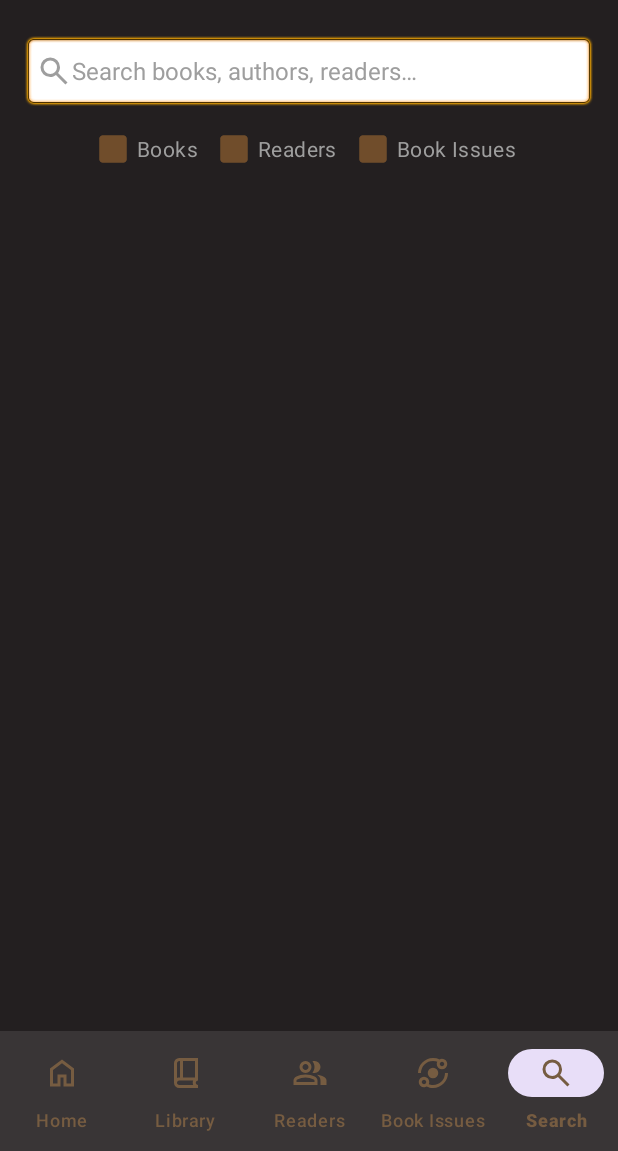
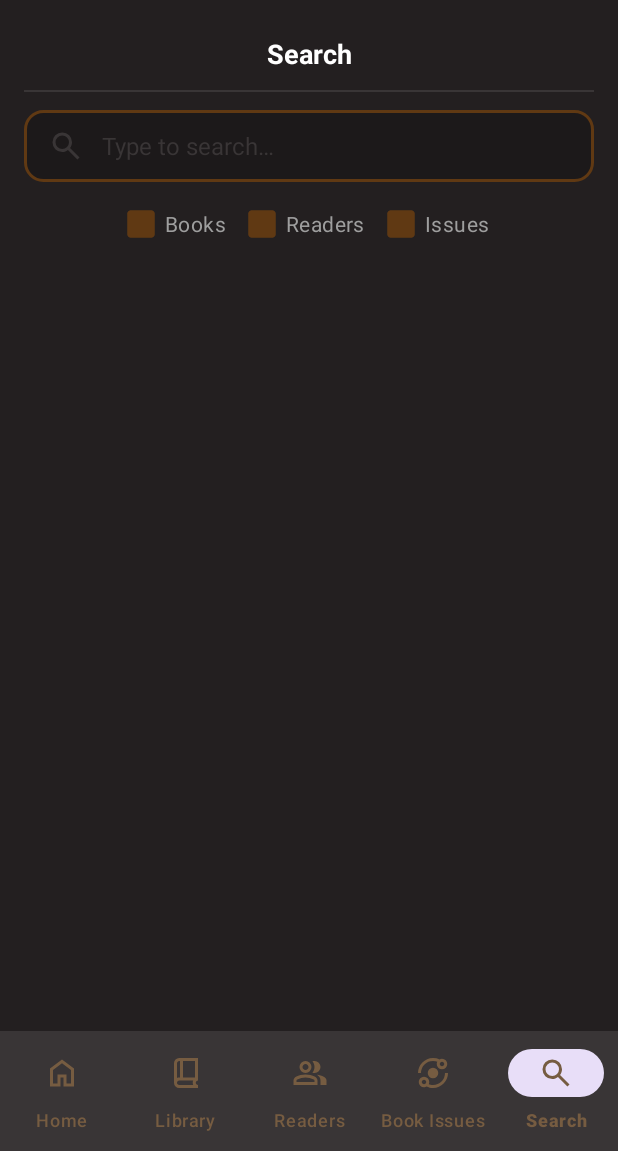
Before and after one commit to rashaadmirza/ICK-Utah-Library-Hub, an Android app: the screen it shows after launch (MainActivity), in the side drawer, after a tap on "Search", on a phone screen of 412 x 824 dp, the part 85-1236 px from its top. Run offline under Robolectric (Android 15) with nearby library versions, the phone set to English and light mode, and no system bars; our stand-ins replace Room's generated code.

Commit message:
Improved book return UX and updated styling

```diff
--- a/app/src/main/java/edu/northeastern/ickutah/ui/ReadersFragment.java
+++ b/app/src/main/java/edu/northeastern/ickutah/ui/ReadersFragment.java
@@ -18,6 +18,7 @@ import androidx.recyclerview.widget.RecyclerView;
 
 import java.util.List;
 import java.util.ArrayList;
+import java.util.Objects;
 
 import edu.northeastern.ickutah.R;
 import edu.northeastern.ickutah.database.LibraryDatabase;
@@ -30,6 +31,7 @@ public class ReadersFragment extends Fragment {
     private RecyclerView recyclerView;
     private ReadersAdapter readersAdapter;
     private List<Reader> readerList;
+    private int scrollPosition = 0;
 
     @Nullable
     @Override
@@ -59,6 +61,18 @@ public class ReadersFragment extends Fragment {
         return view;
     }
 
+    @Override
+    public void onViewCreated(@NonNull View view, @Nullable Bundle savedInstanceState) {
+        super.onViewCreated(view, savedInstanceState);
+
+        // Restore scroll position after data is loaded
+        recyclerView.post(() -> {
+            if (scrollPosition != RecyclerView.NO_POSITION) {
+                recyclerView.scrollToPosition(scrollPosition);
+            }
+        });
+    }
+
     private void loadReaders() {
         new Thread(() -> {
             LibraryDatabase db = LibraryDatabase.getInstance(requireContext());
@@ -76,6 +90,9 @@ public class ReadersFragment extends Fragment {
     }
 
     private void onReaderClicked(Reader reader) {
+        // Save scroll position before navigating to ReaderDetailsFragment
+        recyclerView.post(() -> scrollPosition = ((LinearLayoutManager) Objects.requireNonNull(recyclerView.getLayoutManager())).findFirstVisibleItemPosition());
+
         Fragment readerDetailsFragment = ReaderDetailsFragment.newInstance(reader);
         requireActivity().getSupportFragmentManager().beginTransaction()
                 .replace(R.id.fragment_container, readerDetailsFragment)
--- a/app/src/main/java/edu/northeastern/ickutah/ui/SearchFragment.java
+++ b/app/src/main/java/edu/northeastern/ickutah/ui/SearchFragment.java
@@ -81,6 +81,8 @@ public class SearchFragment extends Fragment {
 
             if (!query.isEmpty()) {
                 requireActivity().runOnUiThread(() -> searchAdapter.updateResults(filteredBooks, filteredReaders, filteredIssues));
+            } else {
+                requireActivity().runOnUiThread(() -> searchAdapter.updateResults(new ArrayList<>(), new ArrayList<>(), new ArrayList<>()));
             }
         }).start();
     }
--- a/app/src/main/java/edu/northeastern/ickutah/ui/adapters/BookIssuesAdapter.java
+++ b/app/src/main/java/edu/northeastern/ickutah/ui/adapters/BookIssuesAdapter.java
@@ -88,7 +88,7 @@ public class BookIssuesAdapter extends RecyclerView.Adapter<BookIssuesAdapter.Vi
 //            issueId = itemView.findViewById(R.id.issue_id);
             bookId = itemView.findViewById(R.id.book_id);
             readerId = itemView.findViewById(R.id.reader_id);
-            dueDate = itemView.findViewById(R.id.issue_due_date);
+            dueDate = itemView.findViewById(R.id.due_date);
             status = itemView.findViewById(R.id.issue_status);
         }
     }
--- a/app/src/main/java/edu/northeastern/ickutah/ui/adapters/SearchAdapter.java
+++ b/app/src/main/java/edu/northeastern/ickutah/ui/adapters/SearchAdapter.java
@@ -7,6 +7,7 @@ import android.view.ViewGroup;
 import android.widget.TextView;
 
 import androidx.annotation.NonNull;
+import androidx.core.content.ContextCompat;
 import androidx.recyclerview.widget.RecyclerView;
 
 import java.util.List;
@@ -21,27 +22,27 @@ public class SearchAdapter extends RecyclerView.Adapter<RecyclerView.ViewHolder>
     private static final int VIEW_TYPE_READER = 1;
     private static final int VIEW_TYPE_BOOK_ISSUE = 2;
 
-    private List<Book> books;
-    private List<Reader> readers;
-    private List<BookIssue> bookIssues;
-    private final OnSearchItemClickListener clickListener;
+    private List<Book> bookList;
+    private List<Reader> readerList;
+    private List<BookIssue> bookIssueList;
+    private final OnSearchItemClickListener searchItemClickListener;
 
     public interface OnSearchItemClickListener {
         void onSearchItemClicked(Object item);
     }
 
-    public SearchAdapter(List<Book> books, List<Reader> readers, List<BookIssue> bookIssues, OnSearchItemClickListener clickListener) {
-        this.books = books;
-        this.readers = readers;
-        this.bookIssues = bookIssues;
-        this.clickListener = clickListener;
+    public SearchAdapter(List<Book> books, List<Reader> readers, List<BookIssue> bookIssues, OnSearchItemClickListener listener) {
+        this.bookList = books;
+        this.readerList = readers;
+        this.bookIssueList = bookIssues;
+        this.searchItemClickListener = listener;
     }
 
     @Override
     public int getItemViewType(int position) {
-        if (position < books.size()) {
+        if (position < bookList.size()) {
             return VIEW_TYPE_BOOK;
-        } else if (position < books.size() + readers.size()) {
+        } else if (position < bookList.size() + readerList.size()) {
             return VIEW_TYPE_READER;
         } else {
             return VIEW_TYPE_BOOK_ISSUE;
@@ -69,27 +70,27 @@ public class SearchAdapter extends RecyclerView.Adapter<RecyclerView.ViewHolder>
     @Override
     public void onBindViewHolder(@NonNull RecyclerView.ViewHolder holder, int position) {
         if (holder instanceof BookViewHolder) {
-            Book book = books.get(position);
-            ((BookViewHolder) holder).bind(book, clickListener);
+            Book book = bookList.get(position);
+            ((BookViewHolder) holder).bind(book, searchItemClickListener);
         } else if (holder instanceof ReaderViewHolder) {
-            Reader reader = readers.get(position - books.size());
-            ((ReaderViewHolder) holder).bind(reader, clickListener);
+            Reader reader = readerList.get(position - bookList.size());
+            ((ReaderViewHolder) holder).bind(reader, searchItemClickListener);
         } else {
-            BookIssue issue = bookIssues.get(position - books.size() - readers.size());
-            ((BookIssueViewHolder) holder).bind(issue, clickListener);
+            BookIssue issue = bookIssueList.get(position - bookList.size() - readerList.size());
+            ((BookIssueViewHolder) holder).bind(issue, searchItemClickListener);
         }
     }
 
     @Override
     public int getItemCount() {
-        return books.size() + readers.size() + bookIssues.size();
+        return bookList.size() + readerList.size() + bookIssueList.size();
     }
 
     @SuppressLint("NotifyDataSetChanged")
     public void updateResults(List<Book> newBooks, List<Reader> newReaders, List<BookIssue> newBookIssues) {
-        this.books = newBooks;
-        this.readers = newReaders;
-        this.bookIssues = newBookIssues;
+        this.bookList = newBooks;
+        this.readerList = newReaders;
+        this.bookIssueList = newBookIssues;
         notifyDataSetChanged();
     }
 
@@ -130,19 +131,25 @@ public class SearchAdapter extends RecyclerView.Adapter<RecyclerView.ViewHolder>
     static class BookIssueViewHolder extends RecyclerView.ViewHolder {
         private final TextView bookId;
         private final TextView readerId;
-        private final TextView issueDueDate;
+        private final TextView dueDate;
+        private final TextView issueStatus;
 
         public BookIssueViewHolder(@NonNull View itemView) {
             super(itemView);
             bookId = itemView.findViewById(R.id.book_id);
             readerId = itemView.findViewById(R.id.reader_id);
-            issueDueDate = itemView.findViewById(R.id.issue_due_date);
+            dueDate = itemView.findViewById(R.id.due_date);
+            issueStatus = itemView.findViewById(R.id.issue_status);
         }
 
         public void bind(BookIssue issue, OnSearchItemClickListener listener) {
-            bookId.setText(issue.getBookId());
-            readerId.setText(issue.getReaderId());
-            issueDueDate.setText(issue.getDueDate().toString());
+            bookId.setText(String.format("Book ID: %s", issue.getBookId()));
+            readerId.setText(String.format("Reader ID: %s", issue.getReaderId()));
+            dueDate.setText(String.format("Due: %s", issue.getDueDate()));
+
+            issueStatus.setText(issue.isReturned() ? "Returned" : "Not Returned");
+            issueStatus.setTextColor(issue.isReturned() ? ContextCompat.getColor(itemView.getContext(), R.color.successColor) : ContextCompat.getColor(itemView.getContext(), R.color.errorColor));
+
             itemView.setOnClickListener(v -> listener.onSearchItemClicked(issue));
         }
     }
--- /dev/null
+++ b/app/src/main/res/drawable/bg_search_input_selector.xml
@@ -0,0 +1,22 @@
+<?xml version="1.0" encoding="utf-8"?>
+<selector xmlns:android="http://schemas.android.com/apk/res/android">
+
+    <!-- Focused State -->
+    <item android:state_focused="true">
+        <shape android:shape="rectangle">
+            <solid android:color="@color/aged_mahogany"/>
+            <corners android:radius="12dp"/>
+            <stroke android:width="2dp" android:color="@color/molten_chestnut"/> <!-- Highlight border -->
+        </shape>
+    </item>
+
+    <!-- Default State -->
+    <item>
+        <shape android:shape="rectangle">
+            <solid android:color="@color/aged_mahogany"/>
+            <corners android:radius="12dp"/>
+            <stroke android:width="2dp" android:color="@color/molten_chestnut_s40"/> <!-- Normal state -->
+        </shape>
+    </item>
+
+</selector>
--- a/app/src/main/res/layout/activity_main.xml
+++ b/app/src/main/res/layout/activity_main.xml
@@ -46,6 +46,7 @@
                 android:layout_gravity="end"
                 android:contentDescription="@string/menu"
                 android:src="@drawable/baseline_menu_24"
+                app:tint="@color/golden_sandstone_s40"
                 tools:ignore="ImageContrastCheck"
                 tools:layout_editor_absoluteX="387dp"
                 tools:layout_editor_absoluteY="20dp" />
--- a/app/src/main/res/layout/dialog_issue_book.xml
+++ b/app/src/main/res/layout/dialog_issue_book.xml
@@ -14,6 +14,9 @@
         android:inputType="phone"
         android:maxLength="10"
         android:minHeight="48dp"
+        android:focusable="true"
+        android:focusableInTouchMode="true"
+        android:imeOptions="actionDone"
         tools:ignore="VisualLintTextFieldSize,TextContrastCheck" />
 
 </LinearLayout>
--- a/app/src/main/res/layout/fragment_about.xml
+++ b/app/src/main/res/layout/fragment_about.xml
@@ -112,6 +112,7 @@
                         android:layout_marginBottom="24dp"
                         android:text="@string/legal_notice"
                         android:textAlignment="center"
+                        android:textStyle="italic"
                         android:textColor="@color/grey"
                         android:textSize="12sp"
                         tools:ignore="TextContrastCheck" />
--- a/app/src/main/res/layout/fragment_book_issue_details.xml
+++ b/app/src/main/res/layout/fragment_book_issue_details.xml
@@ -48,6 +48,7 @@
                     android:layout_height="wrap_content"
                     android:textColor="@color/white"
                     android:text="@string/issue_id_label"
+                    android:textStyle="bold"
                     android:textSize="16sp"
                     android:layout_marginBottom="8dp" />
 
@@ -104,7 +105,7 @@
 
                 <!-- Status -->
                 <TextView
-                    android:id="@+id/book_issue_status"
+                    android:id="@+id/issue_status"
                     android:layout_width="match_parent"
                     android:layout_height="wrap_content"
                     android:layout_marginTop="8dp"
--- a/app/src/main/res/layout/fragment_book_issues.xml
+++ b/app/src/main/res/layout/fragment_book_issues.xml
@@ -39,7 +39,7 @@
             android:layout_width="wrap_content"
             android:layout_height="wrap_content"
             app:trackTint="@color/obsidian_shadow_t10"
-            app:thumbTint="@color/molten_chestnut_t10"
+            app:thumbTint="@color/molten_chestnut"
             android:layout_marginEnd="8dp"
             android:checked="false" />
 
--- a/app/src/main/res/layout/fragment_library.xml
+++ b/app/src/main/res/layout/fragment_library.xml
@@ -33,7 +33,8 @@
         android:layout_margin="12dp"
         android:contentDescription="@string/add_new_book"
         android:src="@drawable/add_circle_24px"
-        app:backgroundTint="@color/golden_sandstone" />
+        app:tint="@color/molten_chestnut_s40"
+        app:backgroundTint="@color/golden_sandstone_s40" />
 
     <!-- RecyclerView for Books -->
     <androidx.recyclerview.widget.RecyclerView
--- a/app/src/main/res/layout/fragment_readers.xml
+++ b/app/src/main/res/layout/fragment_readers.xml
@@ -34,7 +34,8 @@
         android:layout_margin="12dp"
         android:contentDescription="@string/add_new_reader"
         android:src="@drawable/add_circle_24px"
-        app:backgroundTint="@color/golden_sandstone" />
+        app:tint="@color/molten_chestnut_s40"
+        app:backgroundTint="@color/golden_sandstone_s40" />
 
     <!-- RecyclerView for Readers -->
     <androidx.recyclerview.widget.RecyclerView
--- a/app/src/main/res/layout/fragment_search.xml
+++ b/app/src/main/res/layout/fragment_search.xml
@@ -9,22 +9,44 @@
     android:scrollbars="vertical"
     tools:context=".ui.SearchFragment">
 
+    <!-- Title -->
+    <TextView
+        android:id="@+id/readers_title"
+        android:layout_width="match_parent"
+        android:layout_height="wrap_content"
+        android:gravity="center"
+        android:text="@string/search"
+        android:textColor="@color/white"
+        android:textSize="18sp"
+        android:textStyle="bold" />
+
+    <View
+        android:layout_width="match_parent"
+        android:layout_height="1dp"
+        android:layout_marginTop="12dp"
+        android:layout_marginBottom="12dp"
+        android:background="@color/obsidian_shadow_t10" />
+
     <!-- Search Input -->
     <EditText
         android:id="@+id/search_input"
         android:layout_width="match_parent"
         android:layout_height="wrap_content"
         android:autofillHints=""
-        android:background="@android:drawable/editbox_background"
+        android:background="@drawable/bg_search_input_selector"
         android:drawableStart="@drawable/search_24px"
-        android:drawableTint="#9E9E9E"
+        android:drawablePadding="12dp"
+        android:drawableTint="@color/obsidian_shadow_t10"
         android:hint="@string/search_hint"
-        android:textColorHint="#9E9E9E"
-        android:textSize="16sp"
         android:inputType="text"
         android:minHeight="48dp"
-        android:padding="8dp"
-        tools:ignore="VisualLintTextFieldSize" />
+        android:paddingStart="16dp"
+        android:paddingEnd="16dp"
+        android:textColor="@color/white"
+        android:textColorHint="@color/obsidian_shadow_t10"
+        android:textSize="16sp"
+        tools:ignore="VisualLintTextFieldSize,TextContrastCheck" />
+
 
     <!-- Filter Group -->
     <LinearLayout
@@ -39,7 +61,7 @@
             android:id="@+id/filter_books"
             android:layout_width="wrap_content"
             android:layout_height="wrap_content"
-            android:buttonTint="@color/molten_chestnut_t10"
+            android:buttonTint="@color/molten_chestnut"
             android:text="@string/books"
             android:textColor="@color/grey"
             android:checked="true"
@@ -50,7 +72,7 @@
             android:layout_width="wrap_content"
             android:layout_height="wrap_content"
             android:layout_marginEnd="8dp"
-            android:buttonTint="@color/molten_chestnut_t10"
+            android:buttonTint="@color/molten_chestnut"
             android:checked="true"
             android:text="@string/readers"
             android:textColor="@color/grey" />
@@ -59,8 +81,8 @@
             android:id="@+id/filter_book_issues"
             android:layout_width="wrap_content"
             android:layout_height="wrap_content"
-            android:buttonTint="@color/molten_chestnut_t10"
-            android:text="@string/book_issues"
+            android:buttonTint="@color/molten_chestnut"
+            android:text="@string/issues"
             android:textColor="@color/grey"
             android:checked="true"
             android:layout_marginEnd="8dp" />
--- a/app/src/main/res/layout/item_book_issue.xml
+++ b/app/src/main/res/layout/item_book_issue.xml
@@ -51,7 +51,7 @@
 
         <!-- Due Date -->
         <TextView
-            android:id="@+id/issue_due_date"
+            android:id="@+id/due_date"
             android:layout_width="match_parent"
             android:layout_height="wrap_content"
             android:layout_marginBottom="8dp"
--- a/app/src/main/res/values/colors.xml
+++ b/app/src/main/res/values/colors.xml
@@ -22,5 +22,6 @@
     <color name="errorColor">#F44336</color>
 
     <color name="grey">#9E9E9E</color>
+    <color name="aged_mahogany">#1C191A</color>
 
 </resources>
--- a/app/src/main/res/values/strings.xml
+++ b/app/src/main/res/values/strings.xml
@@ -75,20 +75,20 @@
 
     <!-- Book Issues -->
     <string name="book_issues_icon">Book Issues Icon</string>
+    <string name="issues">Issues</string>
     <string name="issue_id_label">Issue ID:\u0020</string>
     <string name="book_id_label">Book ID:\u0020</string>
     <string name="reader_id_label">Reader ID:\u0020</string>
     <string name="issued_label">"Issued:\u0020"</string>
     <string name="due_label">Due:\u0020</string>
     <string name="returned_label">Returned:\u0020</string>
-<!--    <string name="returned_dash">Returned: -</string>-->
     <string name="returned">Returned</string>
     <string name="not_returned">Not Returned</string>
     <string name="mark_as_returned">Mark as Returned</string>
     <string name="show_returned_issues">Show Returned Issues</string>
 
     <!-- Search Fragment -->
-    <string name="search_hint">Search books, authors, readers…</string>
+    <string name="search_hint">Type to search…</string>
     <string name="search_result">Search Result</string>
 
 </resources>
```
Also changed, not shown: app/src/main/java/edu/northeastern/ickutah/ui/BookDetailsFragment.java (+11 -0 lines), app/src/main/java/edu/northeastern/ickutah/ui/BookIssueDetailsFragment.java (+29 -7 lines), app/src/main/java/edu/northeastern/ickutah/ui/BookIssuesFragment.java (+17 -0 lines), app/src/main/res/layout/fragment_home.xml (+4 -4 lines).
